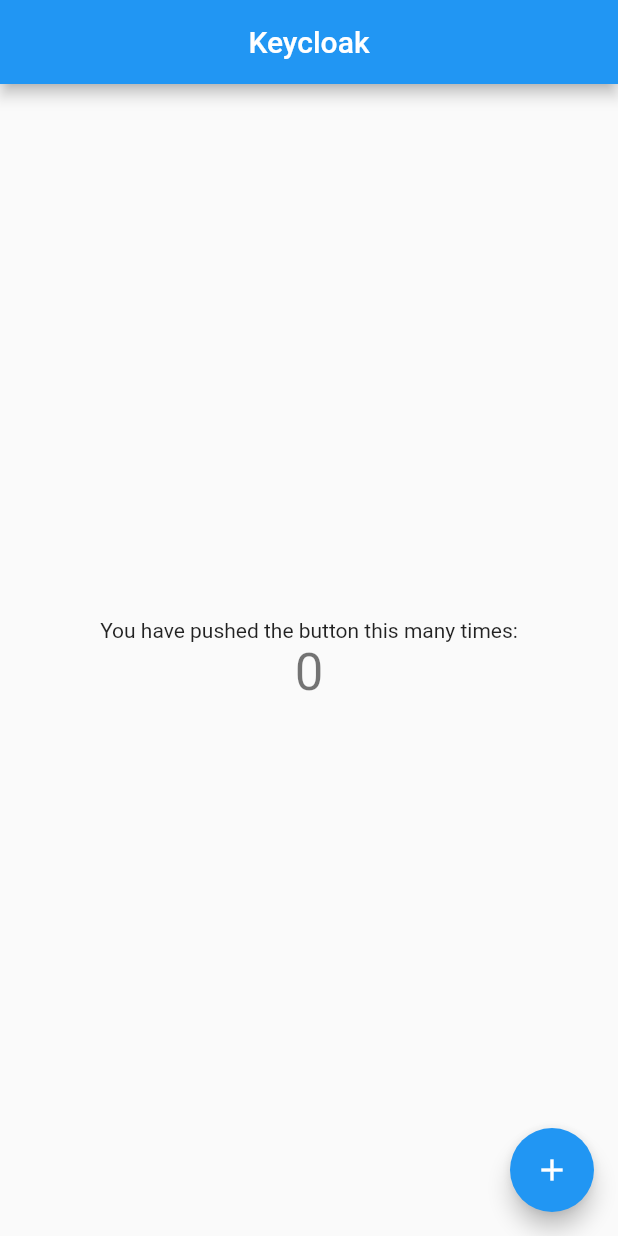
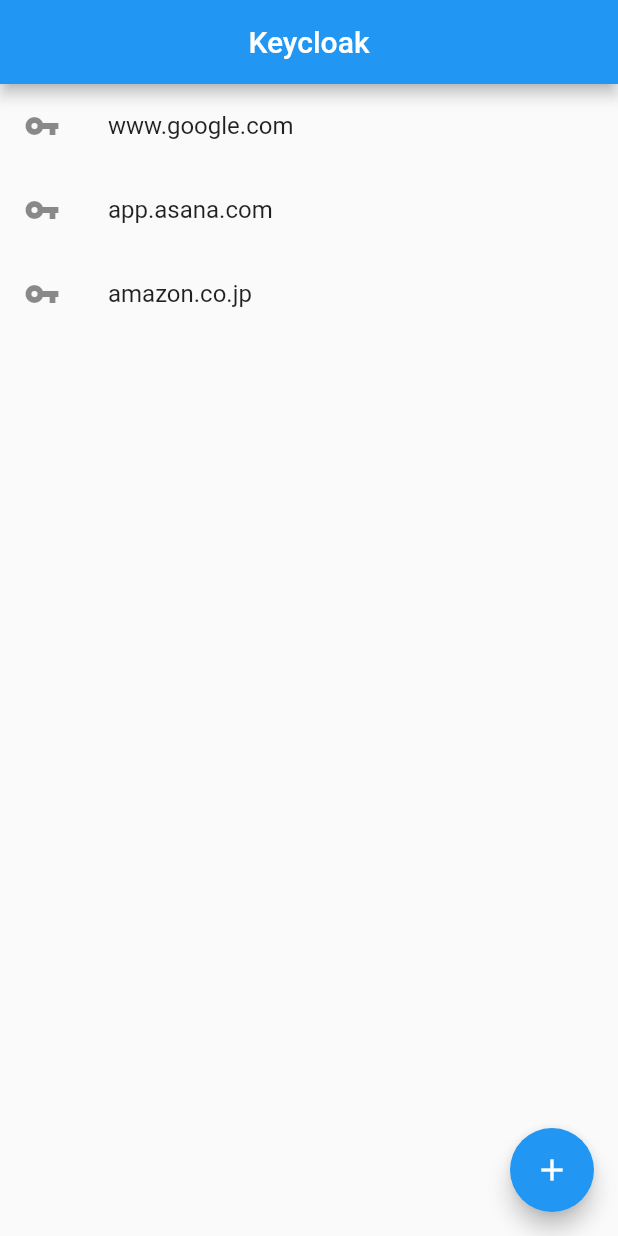
Before and after one commit to ishibashi-futos/flutter-study, a Flutter app: the screen it shows after launch, on a phone screen of 412 x 824 dp. Run offline on Flutter 3.47's test engine with Material 2 defaults, Android fonts, the phone set to English and light mode, and no system bars.

Commit message:
TODO: リストを表示を実装

```diff
--- a/flutter_starter/lib/main.dart
+++ b/flutter_starter/lib/main.dart
@@ -46,19 +46,21 @@
         // AppBarのタイトルを中央寄せにする
         centerTitle: true,
       ),
-      body: Center(
-        child: Column(
-          mainAxisAlignment: MainAxisAlignment.center,
-          children: <Widget>[
-            const Text(
-              'You have pushed the button this many times:',
-            ),
-            Text(
-              '$_counter',
-              style: Theme.of(context).textTheme.headline4,
-            ),
-          ],
-        ),
+      body: ListView(
+        children: const [
+          ListTile(
+            leading: Icon(Icons.vpn_key),
+            title: Text('www.google.com'),
+          ),
+          ListTile(
+            leading: Icon(Icons.vpn_key),
+            title: Text('app.asana.com'),
+          ),
+          ListTile(
+            leading: Icon(Icons.vpn_key),
+            title: Text('amazon.co.jp'),
+          ),
+        ],
       ),
       floatingActionButton: FloatingActionButton(
         onPressed: _incrementCounter,
```
